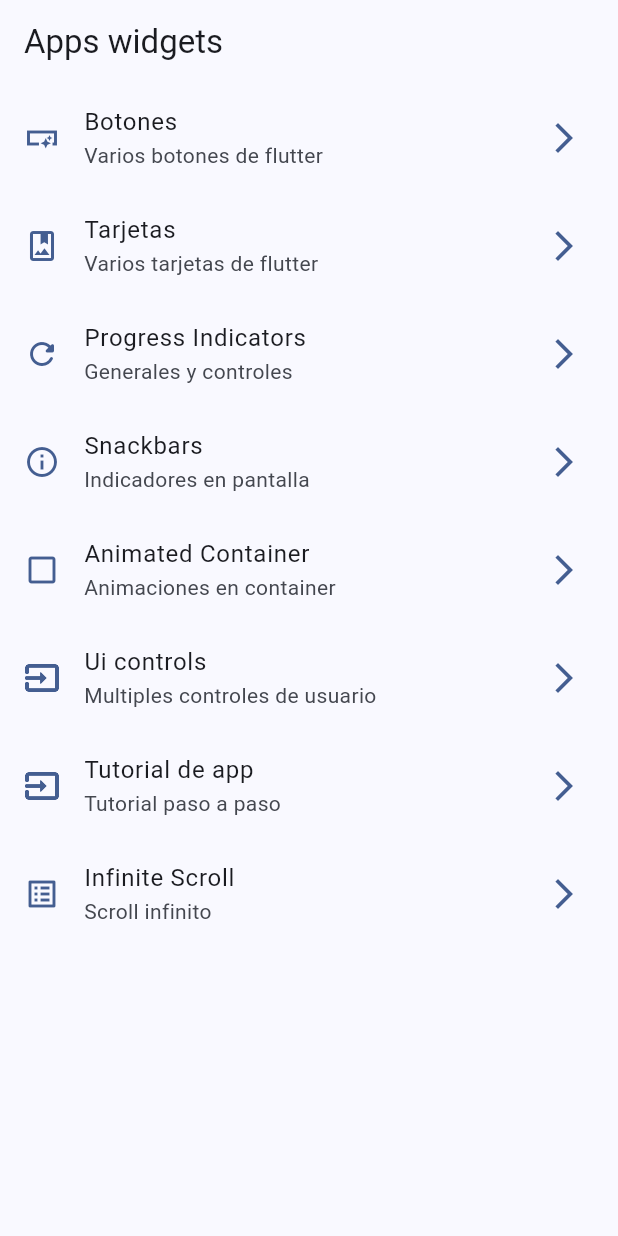
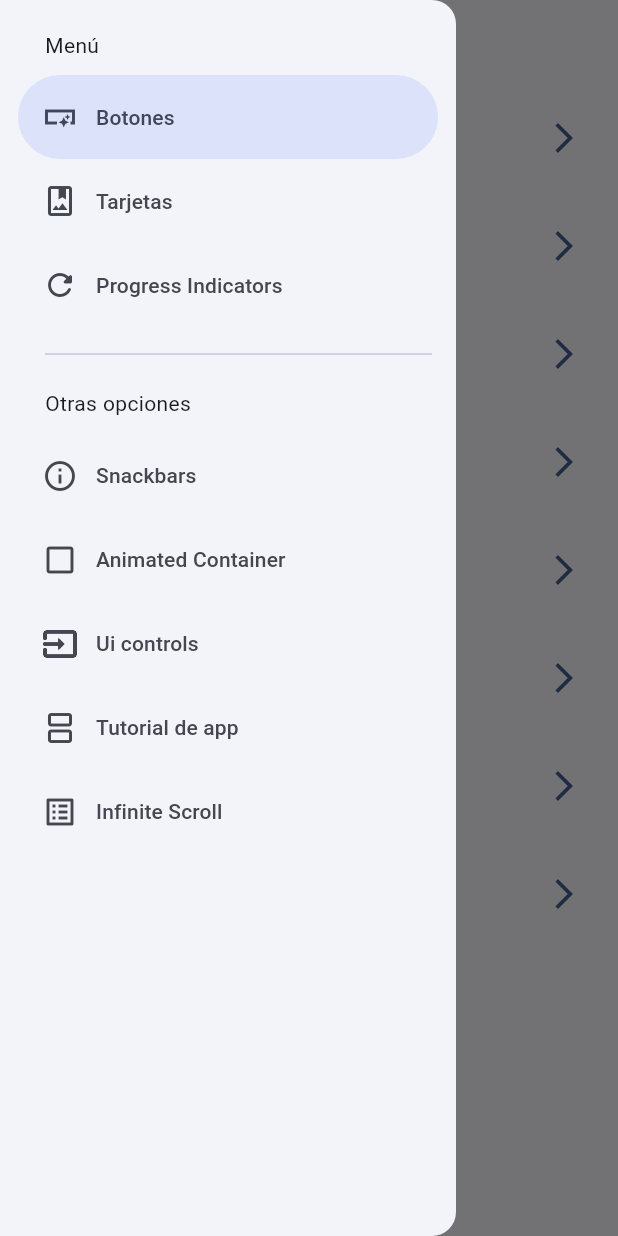
Before and after one commit to sergioportillo91/widgets_app, a Flutter app: the screen it shows after launch, with the side drawer open (before the commit the screen has no drawer), on a phone screen of 412 x 824 dp. Run offline on Flutter 3.47's test engine with Material 2 defaults, Android fonts, the phone set to English and light mode, and no system bars; our stand-ins replace animate_do, go_router.

Commit message:
creacion drawer menu

```diff
--- a/lib/config/menu/menu_item.dart
+++ b/lib/config/menu/menu_item.dart
@@ -48,7 +48,7 @@ const appMenuItems = <MenuItem>[
       title: 'Tutorial de app',
       subtitle: 'Tutorial paso a paso',
       link: '/tutorial',
-      icon: Icons.input_outlined),
+      icon: Icons.splitscreen_outlined),
   MenuItem(
       title: 'Infinite Scroll',
       subtitle: 'Scroll infinito',
--- a/lib/main.dart
+++ b/lib/main.dart
@@ -12,7 +12,7 @@ class MainApp extends StatelessWidget {
   @override
   Widget build(BuildContext context) {
     return MaterialApp.router(
-      title: 'Widget App',
+      title: 'Flutter + Material 3',
       routerConfig: appRouter,
       debugShowCheckedModeBanner: false,
       theme: AppTheme(selectedColor: 4).getTheme(),
--- a/lib/presentation/screens/home/home_screen.dart
+++ b/lib/presentation/screens/home/home_screen.dart
@@ -1,6 +1,7 @@
 import 'package:flutter/material.dart';
 import 'package:go_router/go_router.dart';
 import 'package:widgets_app/config/menu/menu_item.dart';
+import 'package:widgets_app/presentation/screens/widgets/side_menu.dart';
 
 class HomeScreen extends StatelessWidget {
   static const String name = 'home_screen';
@@ -8,10 +9,14 @@ class HomeScreen extends StatelessWidget {
 
   @override
   Widget build(BuildContext context) {
+    final GlobalKey<ScaffoldState> globalKey = GlobalKey();
+
     return Scaffold(
+      key: globalKey,
       appBar: AppBar(
         title: const Text('Apps widgets'),
       ),
+      drawer: SideMenu(globalKey: globalKey),
       body: const HomeView(),
     );
   }
--- /dev/null
+++ b/lib/presentation/screens/widgets/side_menu.dart
@@ -0,0 +1,60 @@
+import 'package:flutter/material.dart';
+import 'package:widgets_app/config/menu/menu_item.dart';
+import 'package:go_router/go_router.dart';
+
+class SideMenu extends StatefulWidget {
+  final GlobalKey<ScaffoldState> globalKey;
+  const SideMenu({super.key, required this.globalKey});
+
+  @override
+  State<SideMenu> createState() => _SideMenuState();
+}
+
+class _SideMenuState extends State<SideMenu> {
+  int navigationDrawerIndex = 0;
+
+  @override
+  Widget build(BuildContext context) {
+    final hasNoch = MediaQuery.of(context).viewPadding.top > 35;
+
+    return NavigationDrawer(
+      selectedIndex: navigationDrawerIndex,
+      onDestinationSelected: (value) {
+        setState(() {
+          navigationDrawerIndex = value;
+        });
+
+        final menuSelected = appMenuItems[value];
+
+        context.go(menuSelected.link);
+        widget.globalKey.currentState?.closeDrawer();
+      },
+      children: [
+        Padding(
+          padding: EdgeInsets.fromLTRB(30, hasNoch ? 10 : 20, 16, 10),
+          child: const Text('Menú'),
+        ),
+        ...appMenuItems.sublist(0, 3).map(
+              (item) => NavigationDrawerDestination(
+                icon: Icon(item.icon),
+                label: Text(item.title),
+              ),
+            ),
+        const Padding(
+          padding: EdgeInsets.fromLTRB(30, 10, 16, 10),
+          child: Divider(),
+        ),
+        const Padding(
+          padding: EdgeInsets.fromLTRB(30, 5, 16, 10),
+          child: Text('Otras opciones'),
+        ),
+        ...appMenuItems.sublist(3).map(
+              (item) => NavigationDrawerDestination(
+                icon: Icon(item.icon),
+                label: Text(item.title),
+              ),
+            ),
+      ],
+    );
+  }
+}
```
